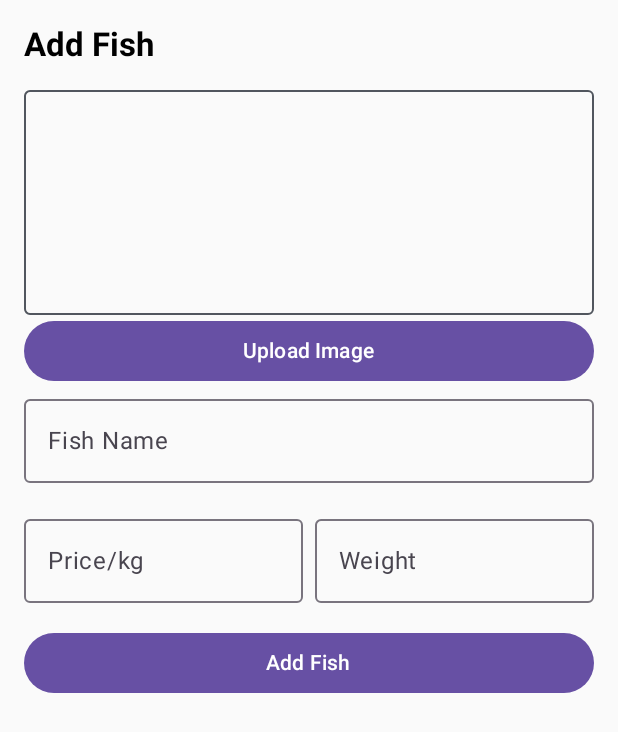
After one commit to M-Thoriq/FLog, an Android app built with Jetpack Compose: the LogActivity screen opened directly, with no data from a screen before it, on a phone screen of 412 x 824 dp. The commit adds this screen. Shown: the top 732 px of the screen. Run offline under Robolectric (Android 15) with nearby library versions, the phone set to English and light mode, and no system bars; our stand-ins replace Room's generated code; pictures from the network do not load.

```diff
--- /dev/null
+++ b/app/src/main/java/com/thoriq/flog/LogActivity.kt
@@ -0,0 +1,246 @@
+package com.thoriq.flog
+
+import android.graphics.Bitmap
+import android.graphics.BitmapFactory
+import android.os.Bundle
+import androidx.activity.ComponentActivity
+import androidx.activity.compose.rememberLauncherForActivityResult
+import androidx.activity.compose.setContent
+import androidx.activity.enableEdgeToEdge
+import androidx.activity.result.PickVisualMediaRequest
+import androidx.activity.result.contract.ActivityResultContracts
+import androidx.compose.foundation.border
+import androidx.compose.foundation.layout.Arrangement
+import androidx.compose.foundation.layout.Box
+import androidx.compose.foundation.layout.Column
+import androidx.compose.foundation.layout.Row
+import androidx.compose.foundation.layout.Spacer
+import androidx.compose.foundation.layout.fillMaxHeight
+import androidx.compose.foundation.layout.fillMaxSize
+import androidx.compose.foundation.layout.fillMaxWidth
+import androidx.compose.foundation.layout.height
+import androidx.compose.foundation.layout.padding
+import androidx.compose.foundation.layout.requiredSize
+import androidx.compose.foundation.layout.width
+import androidx.compose.foundation.shape.RoundedCornerShape
+import androidx.compose.material3.Button
+import androidx.compose.material3.MaterialTheme
+import androidx.compose.material3.OutlinedTextField
+import androidx.compose.material3.Scaffold
+import androidx.compose.material3.Text
+import androidx.compose.material3.TextField
+import androidx.compose.runtime.Composable
+import androidx.compose.runtime.LaunchedEffect
+import androidx.compose.runtime.getValue
+import androidx.compose.runtime.mutableStateOf
+import androidx.compose.runtime.remember
+import androidx.compose.runtime.rememberCoroutineScope
+import androidx.compose.runtime.setValue
+import androidx.compose.ui.Alignment
+import androidx.compose.ui.Modifier
+import androidx.compose.ui.graphics.Color
+import androidx.compose.ui.graphics.RectangleShape
+import androidx.compose.ui.layout.ContentScale
+import androidx.compose.ui.platform.LocalContext
+import androidx.compose.ui.text.font.FontWeight
+import androidx.compose.ui.text.input.TextFieldValue
+import androidx.compose.ui.tooling.preview.Preview
+import androidx.compose.ui.unit.dp
+import androidx.core.graphics.drawable.toBitmap
+import androidx.lifecycle.ViewModelProvider
+import coil.compose.AsyncImage
+import coil.request.ImageRequest
+import coil.request.SuccessResult
+import com.thoriq.flog.data.Fish
+import com.thoriq.flog.ui.theme.FlogTheme
+import com.thoriq.flog.viewModel.FishViewModel
+import com.thoriq.flog.viewModel.factory.ViewModelFactory
+import kotlinx.coroutines.launch
+import java.io.ByteArrayOutputStream
+
+class LogActivity : ComponentActivity() {
+
+    override fun onCreate(savedInstanceState: Bundle?) {
+        super.onCreate(savedInstanceState)
+
+        val isEdit = intent.getBooleanExtra("isEdit", false)
+        val fishId = intent.getIntExtra("fishId", -1)
+
+        setContent {
+            FlogTheme {
+                FishFormScreen(
+                    isEdit = isEdit,
+                    fishId = if (fishId != -1) fishId else null,
+                    fishViewModel = ViewModelProvider(
+                        this,
+                        ViewModelFactory.getInstance(application)
+                    ).get(FishViewModel::class.java)
+                ) {
+                    finish() // Close this activity and return
+                }
+            }
+        }
+    }
+}
+
+
+@Composable
+fun FishFormScreen(
+    isEdit: Boolean,
+    fishId: Int? = null,
+    fishViewModel: FishViewModel,
+    onNavigateBack: () -> Unit
+) {
+    var fish by remember {
+        mutableStateOf(
+            Fish(
+                nama = "",
+                image = null,
+                berat = 0.0,
+                harga = 0.0,
+                createdAt = "",
+                latitude = 0.0,
+                longitude = 0.0
+            )
+        )
+    }
+    var namaIkan by remember { mutableStateOf(TextFieldValue("")) }
+    var beratIkan by remember { mutableStateOf(TextFieldValue("")) }
+    var hargaIkan by remember { mutableStateOf(TextFieldValue("")) }
+    var imageBitmap by remember { mutableStateOf<Bitmap?>(null) }
+    val context = LocalContext.current
+    val coroutineScope = rememberCoroutineScope()
+    val pickMedia = rememberLauncherForActivityResult(
+        ActivityResultContracts.PickVisualMedia()
+    ) { uri ->
+        uri?.let {
+            coroutineScope.launch {
+                val imageRequest = ImageRequest.Builder(context)
+                    .data(uri)
+                    .build()
+                val imageLoader = coil.ImageLoader(context)
+                val bitmap = (imageLoader.execute(imageRequest) as SuccessResult).drawable.toBitmap()
+                imageBitmap = bitmap
+            }
+        }
+    }
+
+    LaunchedEffect(isEdit, fishId) {
+        if (isEdit && fishId != null) {
+            fishViewModel.getFishById(fishId).collect { loadedFish ->
+                fish = loadedFish
+                namaIkan = TextFieldValue(loadedFish.nama ?: "")
+                beratIkan = TextFieldValue(loadedFish.berat.toString())
+                hargaIkan = TextFieldValue(loadedFish.harga.toString())
+                loadedFish.image?.let {
+                    imageBitmap = BitmapFactory.decodeByteArray(it, 0, it.size)
+                }
+            }
+        }
+    }
+
+    Column(
+        modifier = Modifier
+            .fillMaxSize()
+            .padding(16.dp)
+    ) {
+        Text(
+            text = if (isEdit) "Edit Fish" else "Add Fish",
+            style = MaterialTheme.typography.titleLarge,
+            fontWeight = FontWeight.Bold
+        )
+
+        Spacer(modifier = Modifier.height(16.dp))
+        Row(modifier = Modifier.border(1.dp, Color(0xFF51565E), RoundedCornerShape(4.dp)).fillMaxWidth().height(150.dp).padding(2.dp)){
+
+            imageBitmap?.let {
+                AsyncImage(
+                    model = it,
+                    contentDescription = null,
+                    modifier = Modifier
+                        .weight(1f)
+                        .padding(4.dp)
+                        .fillMaxHeight(),
+                    contentScale = ContentScale.Crop,
+                    alignment = Alignment.Center
+                )
+            }
+        }
+
+
+        Button(
+            modifier = Modifier.fillMaxWidth(),
+            onClick = {
+            pickMedia.launch(PickVisualMediaRequest(ActivityResultContracts.PickVisualMedia.ImageOnly))
+        }) {
+            Text("Upload Image")
+        }
+
+        OutlinedTextField(
+            modifier = Modifier.fillMaxWidth(),
+            value = namaIkan,
+            onValueChange = { namaIkan = it },
+            label = { Text(text = "Fish Name") },
+            placeholder = { Text(text = "Salmon") }
+        )
+
+        Spacer(modifier = Modifier.height(16.dp))
+        Row(horizontalArrangement = Arrangement.SpaceBetween) {
+            OutlinedTextField(
+                modifier = Modifier.weight(1f),
+                value = hargaIkan,
+                onValueChange = { hargaIkan = it },
+                label = { Text(text = "Price/kg") }
+            )
+            Spacer(modifier = Modifier.width(8.dp))
+            OutlinedTextField(
+                modifier = Modifier.weight(1f),
+                value = beratIkan,
+                onValueChange = { beratIkan = it },
+                label = { Text(text = "Weight") }
+            )
+        }
+
+        Spacer(modifier = Modifier.height(16.dp))
+        Button(
+            modifier = Modifier.fillMaxWidth(),
+            onClick = {
+                val fishToSave = fish.copy(
+                    nama = namaIkan.text,
+                    berat = beratIkan.text.toDoubleOrNull() ?: 0.0,
+                    harga = hargaIkan.text.toDoubleOrNull() ?: 0.0,
+                    image = imageBitmap?.let {
+                        ByteArrayOutputStream().apply {
+                            it.compress(Bitmap.CompressFormat.PNG, 100, this)
+                        }.toByteArray()
+                    }
+                )
+                if (isEdit) {
+                    fishViewModel.updateFish(fishToSave, fish.id)
+                } else {
+                    fishViewModel.insertFish(fishToSave)
+                }
+                onNavigateBack()
+            }
+        ) {
+            Text(if (isEdit) "Update Fish" else "Add Fish")
+        }
+    }
+}
+
+
+@Composable
+fun Greeting(name: String, modifier: Modifier = Modifier) {
+    Text(
+        text = "Hello $name!",
+        modifier = modifier
+    )
+}
+
+@Preview(showBackground = true)
+@Composable
+fun GreetingPreview() {
+    FlogTheme {
+        Greeting("Android")
+    }
+}
--- a/app/src/main/java/com/thoriq/flog/data/dao/FishDao.kt
+++ b/app/src/main/java/com/thoriq/flog/data/dao/FishDao.kt
@@ -27,4 +27,7 @@ interface FishDao {
 
     @Query("SELECT * FROM fishes WHERE id = :id")
     fun getFishById(id: Int): Flow<Fish>
+
+    @Query("SELECT COUNT(*) FROM fishes")
+    fun getCount(): Flow<Int>
 }
--- a/app/src/main/java/com/thoriq/flog/repository/FishRepository.kt
+++ b/app/src/main/java/com/thoriq/flog/repository/FishRepository.kt
@@ -23,6 +23,8 @@ class FishRepository(application: Application) {
         mFishDao = db.fishDao()
     }
 
+    fun getCount() : Flow<Int> = mFishDao.getCount()
+
     fun readAllData() : Flow<List<Fish>> = mFishDao.getAllFish()
 
     fun getFishById(id: Int): Flow<Fish> = mFishDao.getFishById(id)
--- a/app/src/main/java/com/thoriq/flog/ui/screen/HomeScreen.kt
+++ b/app/src/main/java/com/thoriq/flog/ui/screen/HomeScreen.kt
@@ -184,7 +184,7 @@ fun GreetingSection(modifier: Modifier = Modifier) {
             verticalArrangement = Arrangement.Center,
             modifier = Modifier.padding(horizontal = 15.dp)
         ) {
-            Text(text = "Welcome!", fontSize = 24.sp, fontWeight = FontWeight.ExtraBold)
+            Text(text = "Whalecome!", fontSize = 24.sp, fontWeight = FontWeight.ExtraBold)
             Text(text = "Have a nice day!")
         }
     }
@@ -206,7 +206,7 @@ fun WeatherCard(
             .padding(16.dp)
     ) {
         Image(
-            painter = painterResource(id = R.drawable.hd_bg),
+            painter = painterResource(id = R.drawable.hdwp),
             contentDescription = "",
             modifier = Modifier
                 .clip(RoundedCornerShape(16.dp))
--- a/app/src/main/java/com/thoriq/flog/viewModel/FishViewModel.kt
+++ b/app/src/main/java/com/thoriq/flog/viewModel/FishViewModel.kt
@@ -39,4 +39,6 @@ class FishViewModel(application: Application): ViewModel() {
         fish.createdAt = getCurrentDate()
         mRepository.deleteFish(fish)
     }
+
+    fun getCount() = mRepository.getCount()
 }
--- a/app/src/main/res/values/strings.xml
+++ b/app/src/main/res/values/strings.xml
@@ -1,3 +1,4 @@
 <resources>
     <string name="app_name">FLog</string>
+    <string name="title_activity_log">LogActivity</string>
 </resources>
```
Also changed, not shown: app/src/main/AndroidManifest.xml (+12 -6 lines), app/src/main/java/com/thoriq/flog/MainActivity.kt (+24 -8 lines), app/src/main/java/com/thoriq/flog/ui/screen/AccountScreen.kt (+65 -185 lines), app/src/main/java/com/thoriq/flog/ui/screen/MapsScreen.kt (+5 -11 lines), app/src/main/res/drawable/hdwp.jpg (renamed from app/src/main/res/drawable/hd_wallpaper_rainy_forest_forest_green_nature_new_rain_road_thumbnail.jpg), gradle/wrapper/gradle-wrapper.properties.
